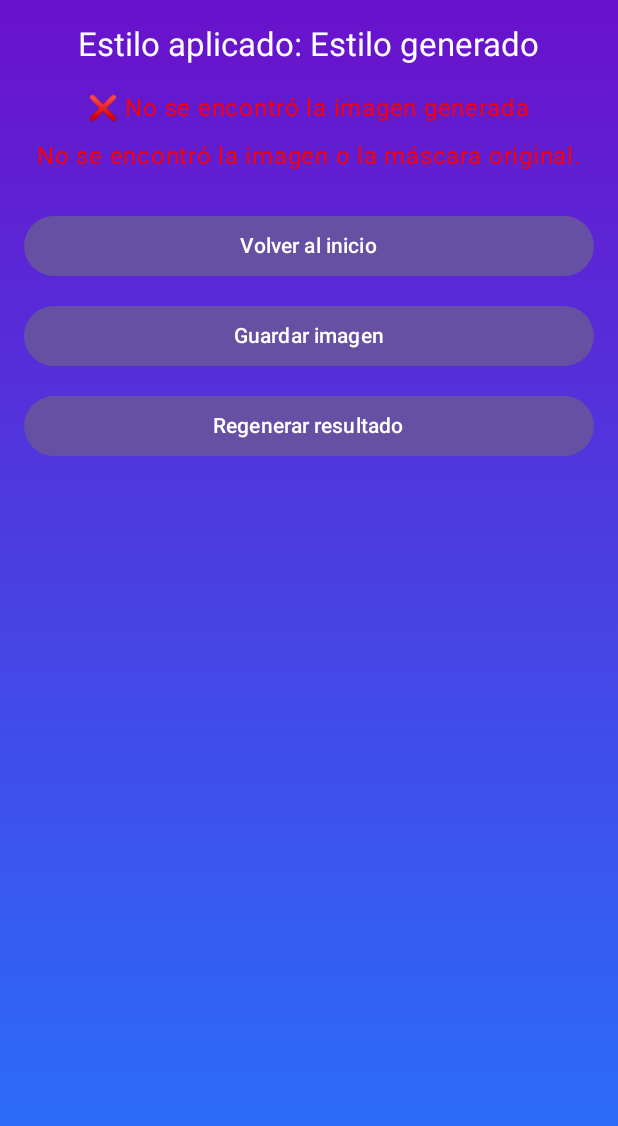
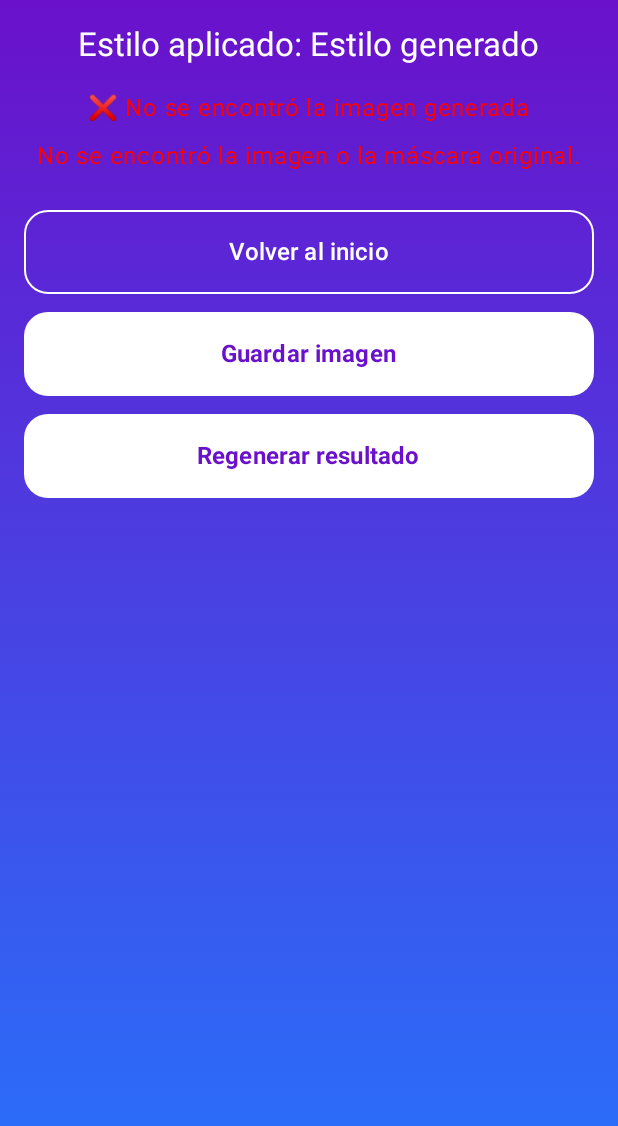
Before and after one commit to DTorillo/AppTesis, an Android app built with Jetpack Compose: the composable GeneratedImageScreen called with empty values, after a tap on "Regenerar resultado", on a phone screen of 412 x 824 dp. Shown: the top 1126 px of the screen. Run offline under Robolectric (Android 15) with nearby library versions, the phone set to English and light mode, and no system bars; our stand-ins replace accompanist; 2 statements that could not run were skipped.

```diff
--- a/app/src/main/java/com/example/capilux/screen/GeneratedImageScreen.kt
+++ b/app/src/main/java/com/example/capilux/screen/GeneratedImageScreen.kt
@@ -6,7 +6,9 @@ import androidx.activity.compose.BackHandler
 import androidx.compose.foundation.Image
 import androidx.compose.foundation.background
 import androidx.compose.foundation.layout.*
-import androidx.compose.material3.Button
+import androidx.compose.material3.Card
+import androidx.compose.material3.CardDefaults
+import androidx.compose.material3.CircularProgressIndicator
 import androidx.compose.material3.MaterialTheme
 import androidx.compose.material3.Text
 import androidx.compose.runtime.*
@@ -21,12 +23,9 @@ import androidx.navigation.NavHostController
 import com.example.capilux.SharedViewModel
 import com.example.capilux.network.CapiluxApi
 import com.example.capilux.utils.saveImageToGallery
+import com.example.capilux.ui.theme.PrimaryButton
+import com.example.capilux.ui.theme.SecondaryButton
 import com.example.capilux.ui.theme.backgroundGradient
-import com.example.capilux.components.LoadingOverlay
-import androidx.compose.material3.Card
-import androidx.compose.material3.CardDefaults
-import androidx.compose.foundation.BorderStroke
-import androidx.compose.foundation.shape.RoundedCornerShape
 import kotlinx.coroutines.launch
 import java.io.File
 
@@ -45,6 +44,7 @@ fun GeneratedImageScreen(
     var errorMessage by remember { mutableStateOf<String?>(null) }
     val coroutineScope = rememberCoroutineScope()
 
+    // 🔹 Controlar el botón físico / gesto de retroceso
     BackHandler {
         navController.navigate("main") {
             popUpTo("main") { inclusive = false }
@@ -55,13 +55,13 @@ fun GeneratedImageScreen(
         modifier = Modifier
             .fillMaxSize()
             .background(gradient)
+            .padding(16.dp)
     ) {
         Column(
-            modifier = Modifier
-                .fillMaxSize()
-                .padding(16.dp),
+            modifier = Modifier.fillMaxSize(),
             horizontalAlignment = Alignment.CenterHorizontally
         ) {
+            // Mostrar nombre del estilo
             Text(
                 text = "Estilo aplicado: $promptVisible",
                 style = MaterialTheme.typography.titleLarge,
@@ -73,9 +73,12 @@ fun GeneratedImageScreen(
             if (file.exists()) {
                 val bitmap = BitmapFactory.decodeFile(file.absolutePath)
                 Card(
-                    shape = RoundedCornerShape(16.dp),
-                    border = BorderStroke(1.dp, Color.White.copy(alpha = 0.3f)),
-                    colors = CardDefaults.cardColors(containerColor = Color.White.copy(alpha = 0.1f))
+                    colors = CardDefaults.cardColors(
+                        containerColor = Color.Black.copy(alpha = 0.3f)
+                    ),
+                    modifier = Modifier
+                        .fillMaxWidth()
+                        .padding(16.dp)
                 ) {
                     Image(
                         bitmap = bitmap.asImageBitmap(),
@@ -97,7 +100,8 @@ fun GeneratedImageScreen(
 
             Spacer(modifier = Modifier.height(24.dp))
 
-            Button(
+            SecondaryButton(
+                text = "Volver al inicio",
                 onClick = {
                     sharedViewModel.clearAll()
                     File(context.filesDir, "original_usuario.jpg").delete()
@@ -108,29 +112,27 @@ fun GeneratedImageScreen(
                     }
                 },
                 modifier = Modifier.fillMaxWidth()
-            ) {
-                Text("Volver al inicio")
-            }
+            )
 
             Spacer(modifier = Modifier.height(12.dp))
 
-            Button(
+            PrimaryButton(
+                text = "Guardar imagen",
                 onClick = { saveImageToGallery(context, file) },
                 modifier = Modifier.fillMaxWidth()
-            ) {
-                Text("Guardar imagen")
-            }
+            )
 
             Spacer(modifier = Modifier.height(12.dp))
 
-            Button(
+            PrimaryButton(
+                text = "Regenerar resultado",
                 onClick = {
                     val imageFile = File(context.filesDir, "original_usuario.jpg")
                     val maskFile = File(context.filesDir, "mascara_tmp.png")
                     val prompt = promptVisible
                     if (!imageFile.exists() || !maskFile.exists()) {
                         errorMessage = "No se encontró la imagen o la máscara original."
-                        return@Button
+                        return@PrimaryButton
                     }
                     loading = true
                     errorMessage = null
@@ -157,13 +159,32 @@ fun GeneratedImageScreen(
                     }
                 },
                 modifier = Modifier.fillMaxWidth()
-            ) {
-                Text("Regenerar resultado")
-            }
+            )
         }
 
         if (loading) {
-            LoadingOverlay(message = "Regenerando imagen...", useAltTheme = useAltTheme)
+            Box(
+                modifier = Modifier
+                    .fillMaxSize()
+                    .background(Color.Black.copy(alpha = 0.4f)),
+                contentAlignment = Alignment.Center
+            ) {
+                Card(
+                    colors = CardDefaults.cardColors(
+                        containerColor = MaterialTheme.colorScheme.background.copy(alpha = 0.8f)
+                    ),
+                    shape = MaterialTheme.shapes.medium,
+                ) {
+                    Column(
+                        modifier = Modifier.padding(24.dp),
+                        horizontalAlignment = Alignment.CenterHorizontally
+                    ) {
+                        CircularProgressIndicator()
+                        Spacer(modifier = Modifier.height(16.dp))
+                        Text("Regenerando imagen...", color = Color.White)
+                    }
+                }
+            }
         }
     }
 }
```
